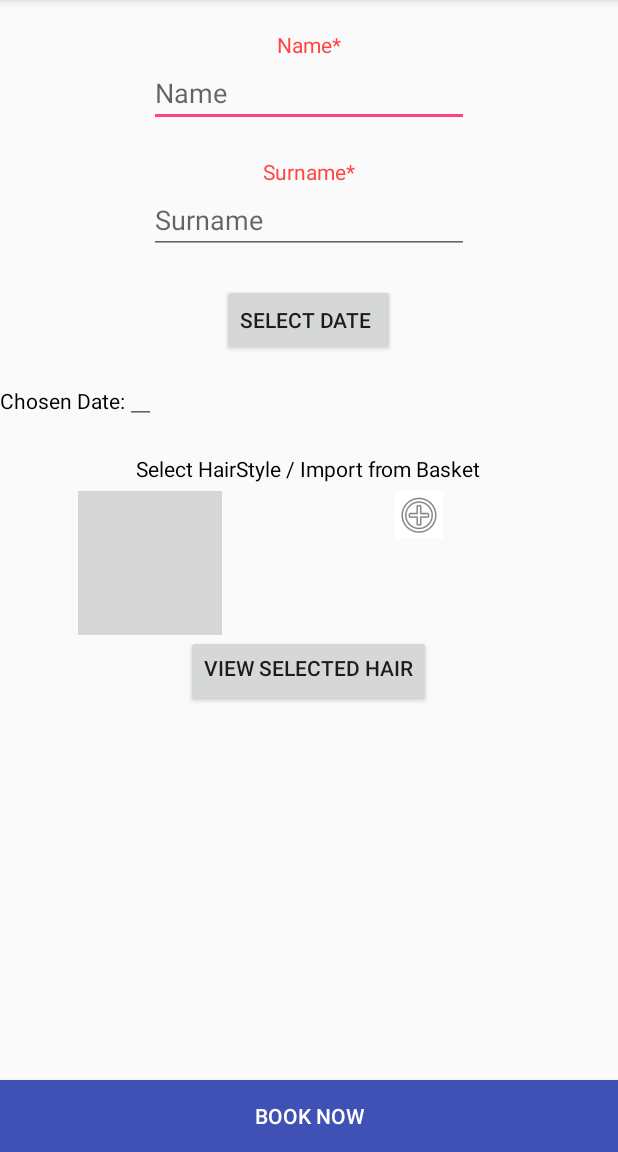
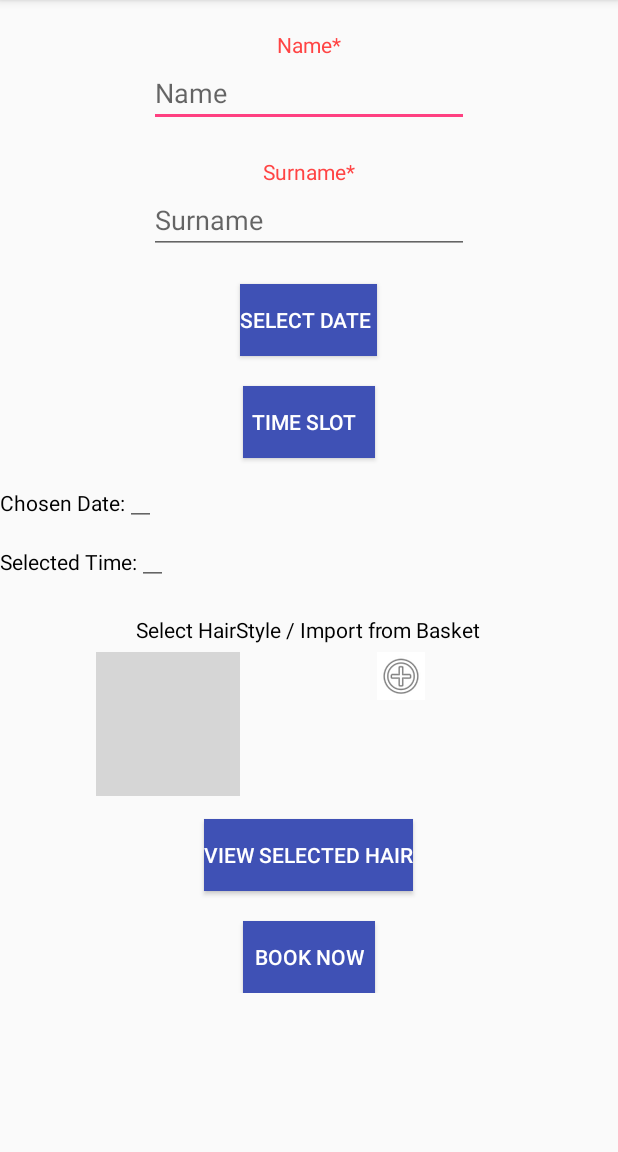
Before and after one commit to tosin94/Annas, an Android app: the HairAppointment screen opened directly, with no data from a screen before it, after a tap on an icon or button, on a phone screen of 412 x 824 dp, the part 84-1236 px from its top. Run offline under Robolectric (Android 15) with nearby library versions, the phone set to English and light mode, and no system bars; grey boxes are pictures that could not be loaded.

Commit message:
small error fixes

```diff
--- a/app/src/main/java/tosinomotayo/annas/HairAppointment.java
+++ b/app/src/main/java/tosinomotayo/annas/HairAppointment.java
@@ -4,6 +4,7 @@ import android.content.Intent;
 import android.os.Bundle;
 import android.support.annotation.Nullable;
 import android.support.v4.app.DialogFragment;
+import android.support.v4.app.FragmentManager;
 import android.support.v7.app.AppCompatActivity;
 import android.util.Log;
 import android.view.View;
@@ -16,21 +17,34 @@ import java.util.Calendar;
  * Created by tosinomotayo on 06/10/2017.
  */
 
-public class HairAppointment extends AppCompatActivity implements DatePickerFrag.DateHasChanged
+public class HairAppointment extends AppCompatActivity implements DatePickerFrag.DateHasChanged,TimePickerFrag.TimeHasChanged
 {
-    Calendar c;
+    Calendar date,time;
+
+    @Override
+    public void TimeChangedListener(Calendar calendar)
+    {
+        time = calendar;
+        EditText selcetedTime = (EditText)findViewById(R.id.selectedTime);
+        int hour = time.get(Calendar.HOUR_OF_DAY);
+        int minute = time.get(Calendar.MINUTE);
+
+        String chosenTime = hour + "" + minute + "pm";
+        selcetedTime.setText(chosenTime);
+
+    }
+
     @Override
     public void refreshDate(Calendar calendar)
     {
         //basically acts as a listener for the date set action
-        this.c = calendar;
+        this.date = calendar;
 
         EditText chosenDate = (EditText) findViewById(R.id.chosenDate);
         String dateFormat = "dd/MM/yy";
 
         SimpleDateFormat format = new SimpleDateFormat(dateFormat);
-        chosenDate.setText(format.format(this.c.getTime()));//TODO need to find a way of making this run after the user has chosen the date
-        Log.d("Date changed:", "date has first");
+        chosenDate.setText(format.format(this.date.getTime()));
 
     }
 
@@ -63,4 +77,11 @@ public class HairAppointment extends AppCompatActivity implements DatePickerFrag
 
     }
 
+    public void ShowTimePicker(View v )
+    {
+        DialogFragment timePicker = new TimePickerFrag();
+        timePicker.show(getSupportFragmentManager(),"TimePicker");
+
+    }
+
 }
--- a/app/src/main/res/layout/hair_appointment.xml
+++ b/app/src/main/res/layout/hair_appointment.xml
@@ -1,7 +1,18 @@
 <?xml version="1.0" encoding="utf-8"?>
 
+<ScrollView
+    xmlns:android="http://schemas.android.com/apk/res/android"
+    android:layout_width="match_parent"
+    android:layout_height="match_parent"
+    >
+
+    <LinearLayout
+        xmlns:android="http://schemas.android.com/apk/res/android"
+        android:layout_width="match_parent"
+        android:layout_height="match_parent"
+        >
+
         <RelativeLayout
-    xmlns:android="http://schemas.android.com/apk/res/android"
             android:layout_width="match_parent"
             android:layout_height="match_parent"
             android:orientation="vertical"
@@ -63,25 +74,49 @@
                 android:layout_below="@+id/surnameBox"
                 android:layout_centerInParent="true"
                 android:layout_marginTop="20dp"
+                android:background="@color/colorPrimary"
+                android:textColor="@android:color/white"
                 android:onClick="ShowDatePicker"
+                />
+
+            <Button
+                android:id="@+id/timeButton"
+                android:layout_width="wrap_content"
+                android:layout_height="wrap_content"
+                android:text="Time Slot  "
+                android:layout_below="@+id/dateButon"
+                android:layout_centerInParent="true"
+                android:layout_marginTop="20dp"
+                android:background="@color/colorPrimary"
+                android:textColor="@android:color/white"
+                android:onClick="ShowTimePicker"
                 />
             <TextView
                 android:id="@+id/date"
                 android:layout_width="wrap_content"
                 android:layout_height="wrap_content"
-        android:layout_centerInParent="true"
                 android:layout_alignParentLeft="true"
                 android:text="Chosen Date:"
-        android:layout_below="@+id/dateButon"
+                android:layout_below="@+id/timeButton"
                 android:layout_marginTop="20dp"
                 android:textColor="@android:color/black"
+                />
+            <TextView
+                android:id="@+id/textViewSelectedTime"
+                android:layout_width="wrap_content"
+                android:layout_height="wrap_content"
+                android:text="Selected Time:"
+                android:layout_below="@+id/date"
+                android:textColor="@android:color/black"
+                android:layout_alignParentLeft="true"
+                android:paddingTop="20dp"
                 />
 
             <EditText
                 android:id="@+id/chosenDate"
                 android:layout_width="wrap_content"
                 android:layout_height="wrap_content"
-        android:layout_below="@+id/dateButon"
+                android:layout_below="@+id/timeButton"
                 android:layout_toRightOf="@+id/date"
                 android:paddingLeft="10dp"
                 android:inputType="date"
@@ -90,12 +125,24 @@
                 android:onClick="ShowDatePicker"
                 />
 
+            <EditText
+                android:id="@+id/selectedTime"
+                android:layout_width="wrap_content"
+                android:layout_height="wrap_content"
+                android:paddingLeft="10dp"
+                android:inputType="time"
+                android:focusable="false"
+                android:layout_below="@+id/date"
+                android:layout_toRightOf="@+id/textViewSelectedTime"
+                android:onClick="ShowTimePicker"
+                />
+
             <TextView
                 android:id="@+id/selectHair"
                 android:layout_width="wrap_content"
                 android:layout_height="wrap_content"
                 android:text="Select HairStyle / Import from Basket"
-        android:layout_below="@+id/chosenDate"
+                android:layout_below="@+id/selectedTime"
                 android:layout_centerInParent="true"
                 android:paddingTop="20dp"
                 android:textColor="@android:color/black"
@@ -131,22 +178,26 @@
                 android:layout_height="wrap_content"
                 android:text="View Selected Hair"
                 android:layout_centerInParent="true"
+                android:textColor="@android:color/white"
+                android:background="@color/colorPrimary"
                 android:layout_below="@+id/selectHairstyle"
-        android:paddingTop="5dp"
+                android:layout_marginTop="15dp"
                 />
 
-    <RelativeLayout
-        android:layout_width="match_parent"
-        android:layout_height="wrap_content">
-
             <Button
-            android:layout_width="match_parent"
+                android:layout_width="wrap_content"
                 android:layout_height="wrap_content"
-            android:layout_alignParentBottom="true"
                 android:text="BOOK NOW"
                 android:textColor="@android:color/white"
                 android:background="@color/colorPrimary"
+                android:layout_below="@+id/viewHair"
+                android:layout_alignParentBottom="true"
+                android:layout_centerInParent="true"
+                android:layout_marginTop="20dp"
                 />
+
         </RelativeLayout>
 
-</RelativeLayout>
+    </LinearLayout>
+
+</ScrollView>
```
Also changed, not shown: app/src/main/java/tosinomotayo/annas/DatePickerFrag.java (+3 -4 lines), app/src/main/java/tosinomotayo/annas/TimePickerFrag.java (added, +69 -0 lines), 1 other file. Lines whose indentation alone changed are shown as unchanged.
